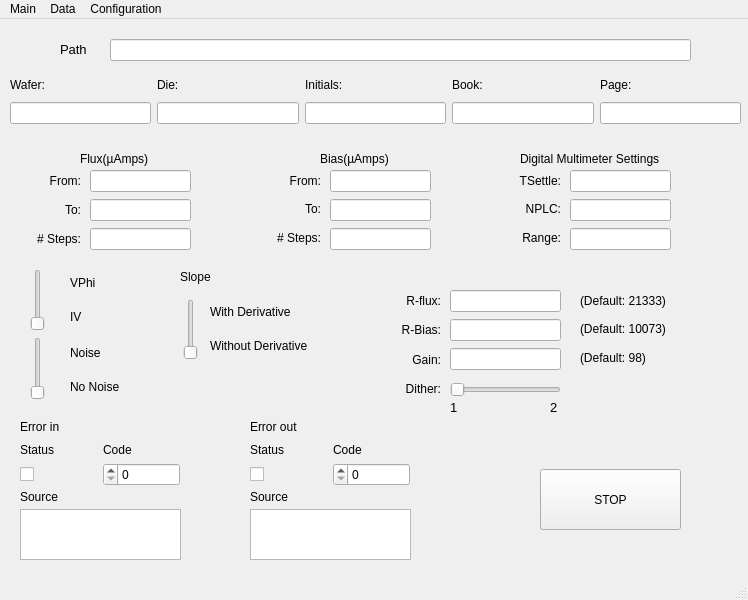
First picture: the form in StephDAQWork/DaqGUIVersionFive.ui, repository ucd-squidlab/DAQ-Development, before the edit.
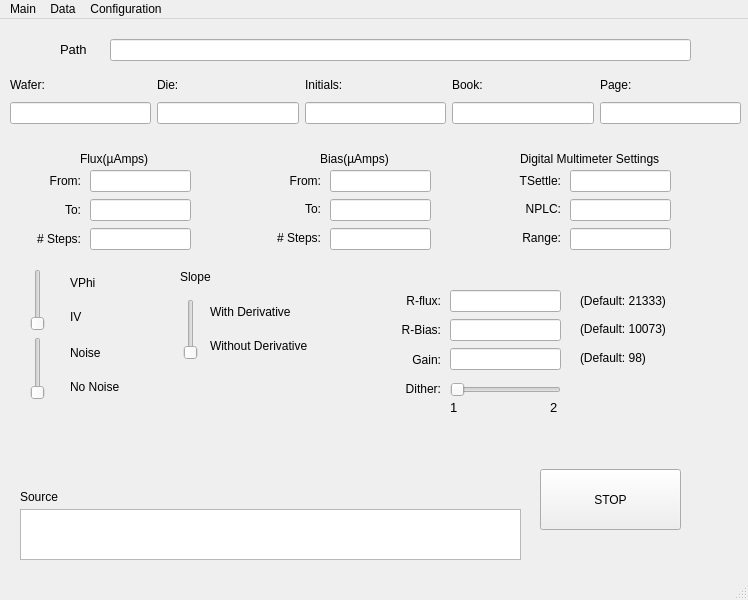
Second picture: the form after the edit.

Commit message: maybe this will work!!!!

Diff of the .ui file:
```diff
--- a/StephDAQWork/DaqGUIVersionFive.ui
+++ b/StephDAQWork/DaqGUIVersionFive.ui
@@ -254,7 +254,7 @@
       <x>90</x>
       <y>150</y>
       <width>101</width>
-      <height>82</height>
+      <height>85</height>
      </rect>
     </property>
     <layout class="QVBoxLayout" name="fluxInputLayout">
@@ -275,7 +275,7 @@
       <x>330</x>
       <y>150</y>
       <width>101</width>
-      <height>82</height>
+      <height>85</height>
      </rect>
     </property>
     <layout class="QVBoxLayout" name="biasInputLayout">
@@ -296,7 +296,7 @@
       <x>570</x>
       <y>150</y>
       <width>101</width>
-      <height>82</height>
+      <height>85</height>
      </rect>
     </property>
     <layout class="QVBoxLayout" name="multimeterInputLayout">
@@ -455,7 +455,7 @@
      <rect>
       <x>210</x>
       <y>279</y>
-      <width>106</width>
+      <width>114</width>
       <height>61</height>
      </rect>
     </property>
@@ -547,7 +547,7 @@
       <x>450</x>
       <y>270</y>
       <width>111</width>
-      <height>82</height>
+      <height>85</height>
      </rect>
     </property>
     <layout class="QVBoxLayout" name="rFluxInputLayout">
@@ -567,7 +567,7 @@
      <rect>
       <x>580</x>
       <y>270</y>
-      <width>96</width>
+      <width>101</width>
       <height>80</height>
      </rect>
     </property>
@@ -644,32 +644,6 @@
      <string>2</string>
     </property>
    </widget>
-   <widget class="QWidget" name="horizontalLayoutWidget_3">
-    <property name="geometry">
-     <rect>
-      <x>20</x>
-      <y>440</y>
-      <width>160</width>
-      <height>31</height>
-     </rect>
-    </property>
-    <layout class="QHBoxLayout" name="errorInInputLayout">
-     <item>
-      <widget class="QCheckBox" name="errorInCheckBox">
-       <property name="text">
-        <string/>
-       </property>
-      </widget>
-     </item>
-     <item>
-      <widget class="QSpinBox" name="errorInSpinBox">
-       <property name="layoutDirection">
-        <enum>Qt::RightToLeft</enum>
-       </property>
-      </widget>
-     </item>
-    </layout>
-   </widget>
    <widget class="QPushButton" name="stopButton">
     <property name="geometry">
      <rect>
@@ -689,64 +663,12 @@
      </size>
     </property>
    </widget>
-   <widget class="QLabel" name="errorInLabel">
-    <property name="geometry">
-     <rect>
-      <x>20</x>
-      <y>400</y>
-      <width>55</width>
-      <height>16</height>
-     </rect>
-    </property>
-    <property name="text">
-     <string>Error in</string>
-    </property>
-   </widget>
-   <widget class="QLabel" name="errorOutLabel">
-    <property name="geometry">
-     <rect>
-      <x>250</x>
-      <y>400</y>
-      <width>55</width>
-      <height>16</height>
-     </rect>
-    </property>
-    <property name="text">
-     <string>Error out</string>
-    </property>
-   </widget>
-   <widget class="QWidget" name="horizontalLayoutWidget_5">
-    <property name="geometry">
-     <rect>
-      <x>20</x>
-      <y>420</y>
-      <width>160</width>
-      <height>21</height>
-     </rect>
-    </property>
-    <layout class="QHBoxLayout" name="errorInLabelLayout">
-     <item>
-      <widget class="QLabel" name="errorInStatusLabel">
-       <property name="text">
-        <string>Status</string>
-       </property>
-      </widget>
-     </item>
-     <item>
-      <widget class="QLabel" name="errorInCodeLabel">
-       <property name="text">
-        <string>Code</string>
-       </property>
-      </widget>
-     </item>
-    </layout>
-   </widget>
    <widget class="QTextEdit" name="errorInTextEdit">
     <property name="geometry">
      <rect>
       <x>20</x>
       <y>490</y>
-      <width>161</width>
+      <width>501</width>
       <height>51</height>
      </rect>
     </property>
@@ -764,81 +686,6 @@
      <string>Source</string>
     </property>
    </widget>
-   <widget class="QWidget" name="horizontalLayoutWidget_6">
-    <property name="geometry">
-     <rect>
-      <x>250</x>
-      <y>420</y>
-      <width>160</width>
-      <height>21</height>
-     </rect>
-    </property>
-    <layout class="QHBoxLayout" name="errorOutLabelLayout">
-     <item>
-      <widget class="QLabel" name="errorOutStatusLabel">
-       <property name="text">
-        <string>Status</string>
-       </property>
-      </widget>
-     </item>
-     <item>
-      <widget class="QLabel" name="errorOutCodeLabel">
-       <property name="text">
-        <string>Code</string>
-       </property>
-      </widget>
-     </item>
-    </layout>
-   </widget>
-   <widget class="QWidget" name="horizontalLayoutWidget_4">
-    <property name="geometry">
-     <rect>
-      <x>250</x>
-      <y>440</y>
-      <width>160</width>
-      <height>31</height>
-     </rect>
-    </property>
-    <layout class="QHBoxLayout" name="errorOutInputLayout">
-     <item>
-      <widget class="QCheckBox" name="errorOutCheckBox">
-       <property name="text">
-        <string/>
-       </property>
-      </widget>
-     </item>
-     <item>
-      <widget class="QSpinBox" name="errorOutSpinBox">
-       <property name="layoutDirection">
-        <enum>Qt::RightToLeft</enum>
-       </property>
-      </widget>
-     </item>
-    </layout>
-   </widget>
-   <widget class="QTextEdit" name="errorOutTextEdit">
-    <property name="geometry">
-     <rect>
-      <x>250</x>
-      <y>490</y>
-      <width>161</width>
-      <height>51</height>
-     </rect>
-    </property>
-   </widget>
-   <widget class="QLabel" name="errorOutSourceLabel">
-    <property name="geometry">
-     <rect>
-      <x>250</x>
-      <y>470</y>
-      <width>55</width>
-      <height>16</height>
-     </rect>
-    </property>
-    <property name="text">
-     <string>Source</string>
-    </property>
-   </widget>
   </widget>
   <widget class="QMenuBar" name="menubar">
    <property name="geometry">
```
Left out of the diff: 2 changed lines with no effect on the pictures. The commit also changes 1 other file.
